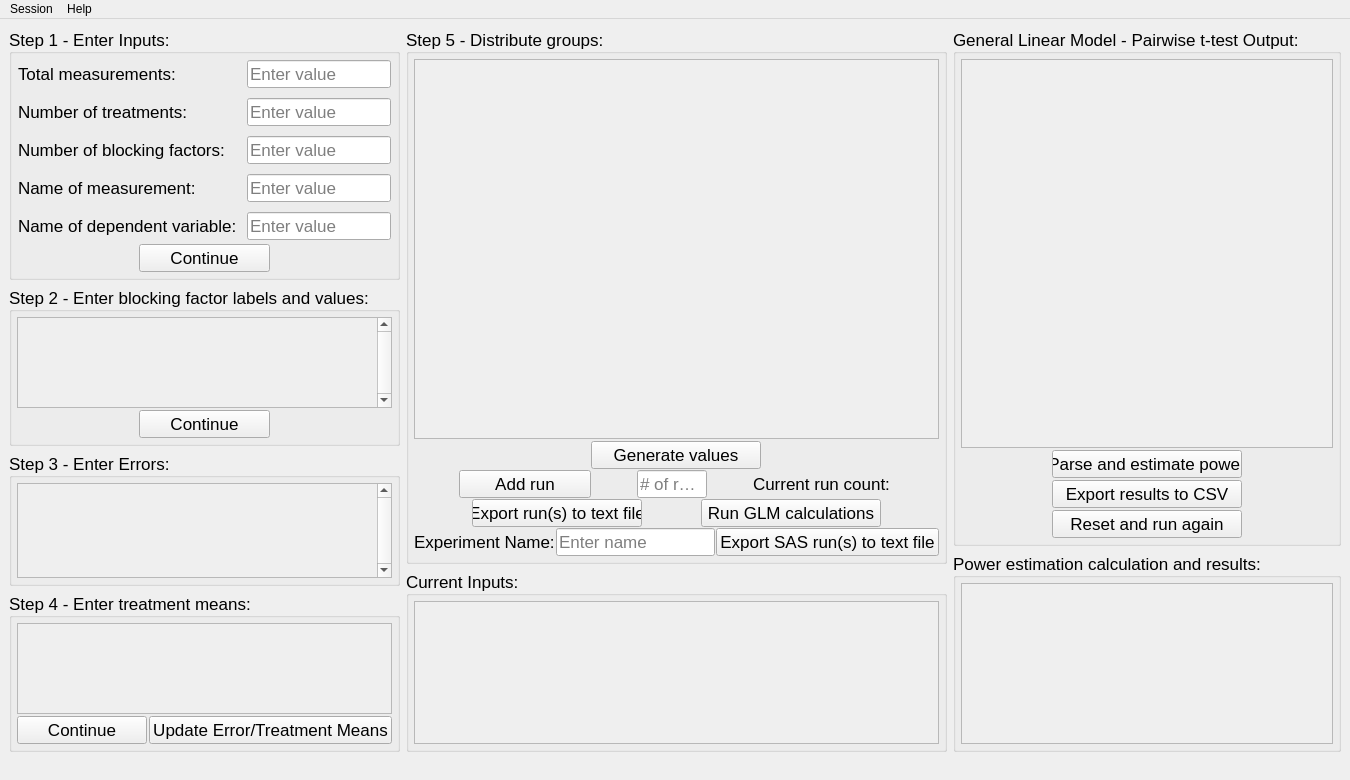
Old version of the form mainwindow.ui in the repository peytoncchen/Data-Modeler-Py.
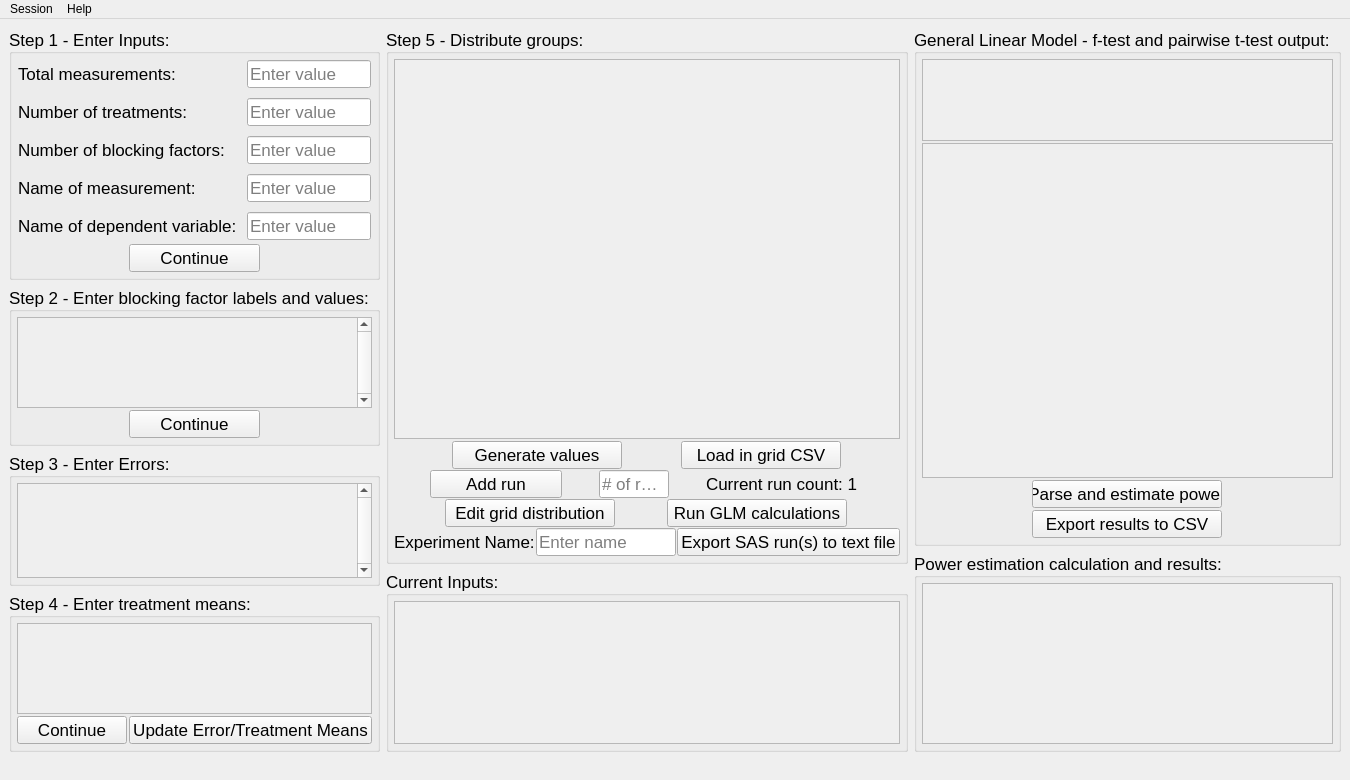
New version of the form.

Commit message: UI improvements, f-test implementation

The edit to the form file:
```diff
--- a/mainwindow.ui
+++ b/mainwindow.ui
@@ -620,6 +620,19 @@
                </property>
               </widget>
              </item>
+             <item>
+              <widget class="QPushButton" name="loadgridCSV">
+               <property name="maximumSize">
+                <size>
+                 <width>160</width>
+                 <height>16777215</height>
+                </size>
+               </property>
+               <property name="text">
+                <string>Load in grid CSV</string>
+               </property>
+              </widget>
+             </item>
             </layout>
            </item>
            <item>
@@ -657,7 +670,7 @@
               <widget class="QLabel" name="runCount">
                <property name="maximumSize">
                 <size>
-                 <width>140</width>
+                 <width>155</width>
                  <height>16777215</height>
                 </size>
                </property>
@@ -679,7 +692,7 @@
                 </size>
                </property>
                <property name="text">
-                <string>Export run(s) to text file</string>
+                <string>Edit grid distribution</string>
                </property>
               </widget>
              </item>
@@ -810,7 +823,7 @@
          </font>
         </property>
         <property name="title">
-         <string>General Linear Model - Pairwise t-test Output:</string>
+         <string>General Linear Model - f-test and pairwise t-test output:</string>
         </property>
         <property name="alignment">
          <set>Qt::AlignLeading|Qt::AlignLeft|Qt::AlignVCenter</set>
@@ -837,12 +850,41 @@
          <property name="bottomMargin">
           <number>5</number>
          </property>
+         <item>
+          <widget class="QScrollArea" name="FscrollArea">
+           <property name="minimumSize">
+            <size>
+             <width>0</width>
+             <height>80</height>
+            </size>
+           </property>
+           <property name="maximumSize">
+            <size>
+             <width>16777215</width>
+             <height>145</height>
+            </size>
+           </property>
+           <property name="widgetResizable">
+            <bool>true</bool>
+           </property>
+           <widget class="QWidget" name="FScrollWidget">
+            <property name="geometry">
+             <rect>
+              <x>0</x>
+              <y>0</y>
+              <width>393</width>
+              <height>78</height>
+             </rect>
+            </property>
+           </widget>
+          </widget>
+         </item>
          <item>
           <widget class="QScrollArea" name="GLMScrollArea">
            <property name="minimumSize">
             <size>
              <width>0</width>
-             <height>300</height>
+             <height>335</height>
             </size>
            </property>
            <property name="widgetResizable">
@@ -854,7 +896,7 @@
               <x>0</x>
               <y>0</y>
               <width>393</width>
-              <height>369</height>
+              <height>333</height>
              </rect>
             </property>
            </widget>
@@ -899,23 +941,6 @@
              </item>
             </layout>
            </item>
-           <item>
-            <layout class="QHBoxLayout" name="horizontalLayout_10">
-             <item>
-              <widget class="QPushButton" name="resetglm">
-               <property name="maximumSize">
-                <size>
-                 <width>190</width>
-                 <height>16777215</height>
-                </size>
-               </property>
-               <property name="text">
-                <string>Reset and run again</string>
-               </property>
-              </widget>
-             </item>
-            </layout>
-           </item>
           </layout>
          </item>
         </layout>
@@ -985,7 +1010,7 @@
               <x>0</x>
               <y>0</y>
               <width>393</width>
-              <height>160</height>
+              <height>148</height>
              </rect>
             </property>
            </widget>
```
Left out of the diff: 2 changed lines with no effect on the pictures. The commit also changes 4 other files.
